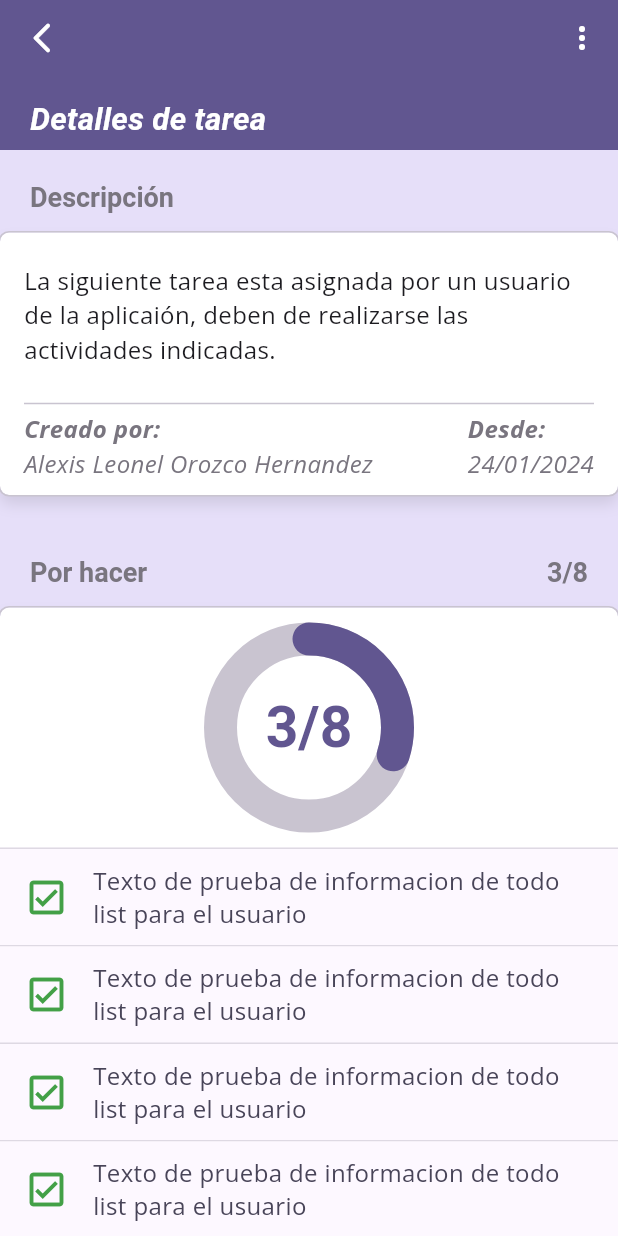
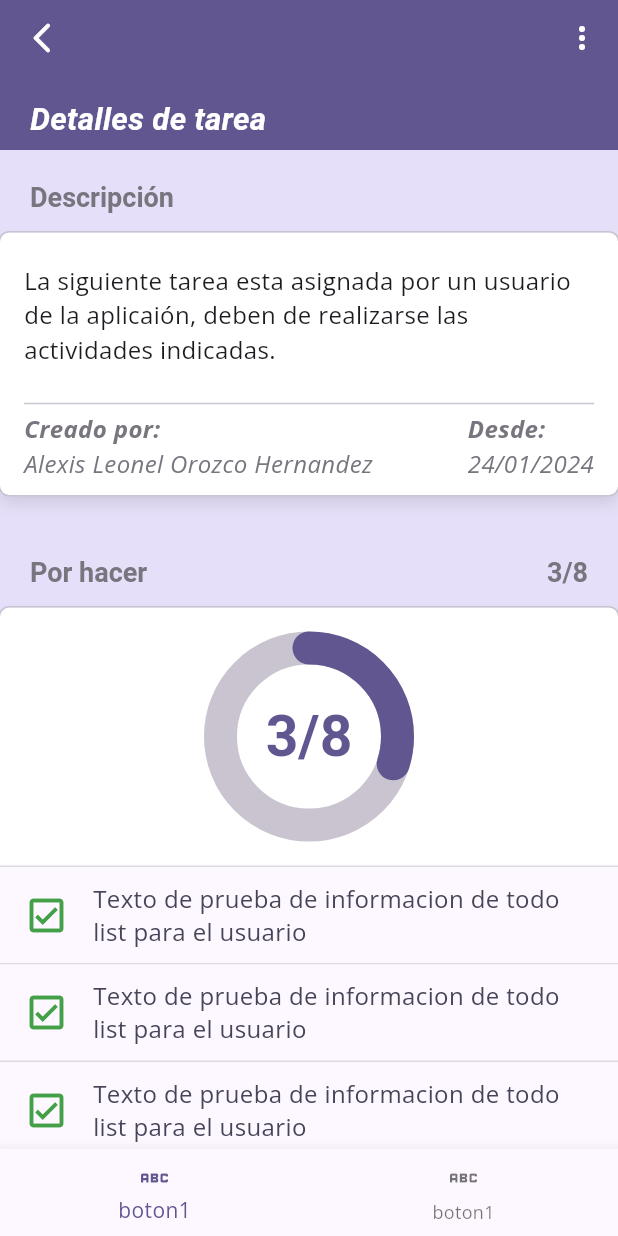
Before and after one commit to Alex10-dev/flutter-tasks-app, a Flutter app: the screen it shows after launch, on a phone screen of 412 x 824 dp. Run offline on Flutter 3.47's test engine with Material 3 defaults, Android fonts, the phone set to English and light mode, and no system bars; our stand-ins replace google_fonts.

Commit message:
Created 'Add Todo' Widget

```diff
--- a/lib/presentation/screens/tasks/task_details_screen.dart
+++ b/lib/presentation/screens/tasks/task_details_screen.dart
@@ -41,6 +41,7 @@ class TaskDetailsScreen extends StatelessWidget {
                       child: _TodosInfo(),
                     ),
 
+                    const SizedBox(height: 20),
 
                   ],
                 );
@@ -49,6 +50,7 @@ class TaskDetailsScreen extends StatelessWidget {
             )
           ),
         ),
+        bottomNavigationBar: const CustomBottomNavbar(),
       ),
     );
   }
@@ -131,7 +133,7 @@ class _TodosInfo extends StatelessWidget {
       children: [
 
         Padding(
-          padding: const EdgeInsets.symmetric(vertical: 10),
+          padding: const EdgeInsets.symmetric(vertical: 16),
           child: CustomCircularProgress(
             progressColor: colorScheme.primary,
             percent: 30,
@@ -153,6 +155,11 @@ class _TodosInfo extends StatelessWidget {
             );
           },
         ),
+
+        AddTodoButton(
+          hintText: 'Añadir actividad...',
+          onSubmit: (String input) {},
+        )
       ],
     );
   }
--- a/lib/presentation/widgets/widgets.dart
+++ b/lib/presentation/widgets/widgets.dart
@@ -1,3 +1,4 @@
+export 'package:task_app/presentation/widgets/tasks/add_todo_button.dart';
 export 'package:task_app/presentation/widgets/tasks/todo_item.dart';
 export 'package:task_app/presentation/widgets/tasks/task_info_container.dart';
 export 'package:task_app/presentation/widgets/shared/background_gradient.dart';
```
Also changed, not shown: lib/presentation/widgets/tasks/add_todo_button.dart (added, +33 -0 lines).
